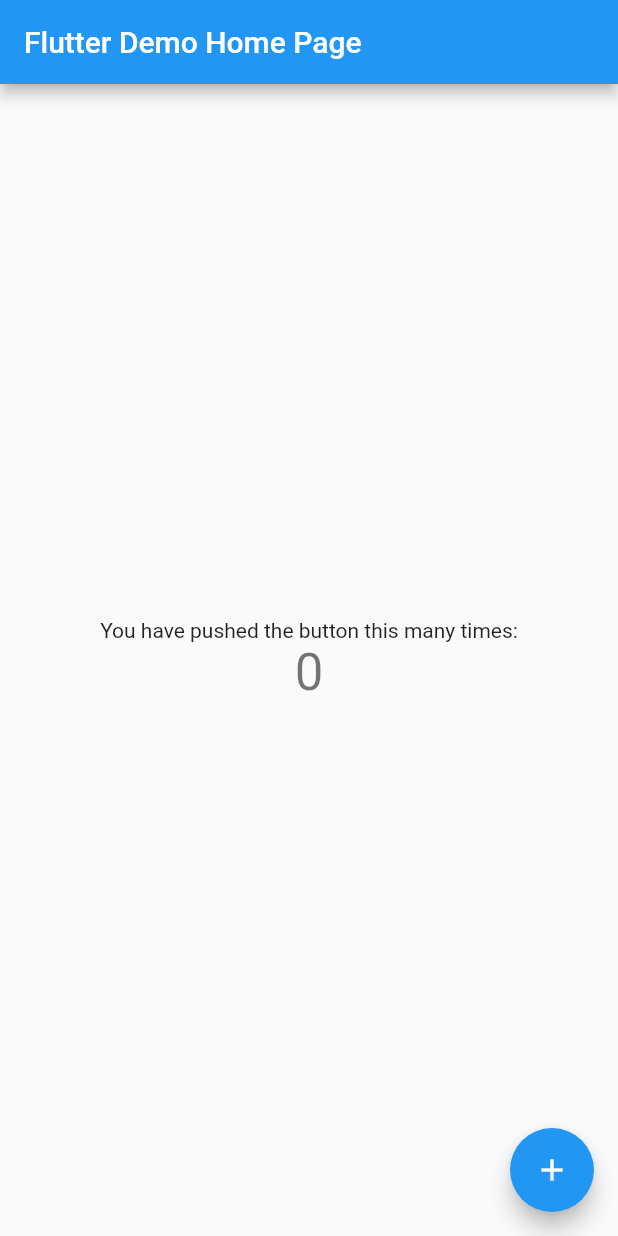
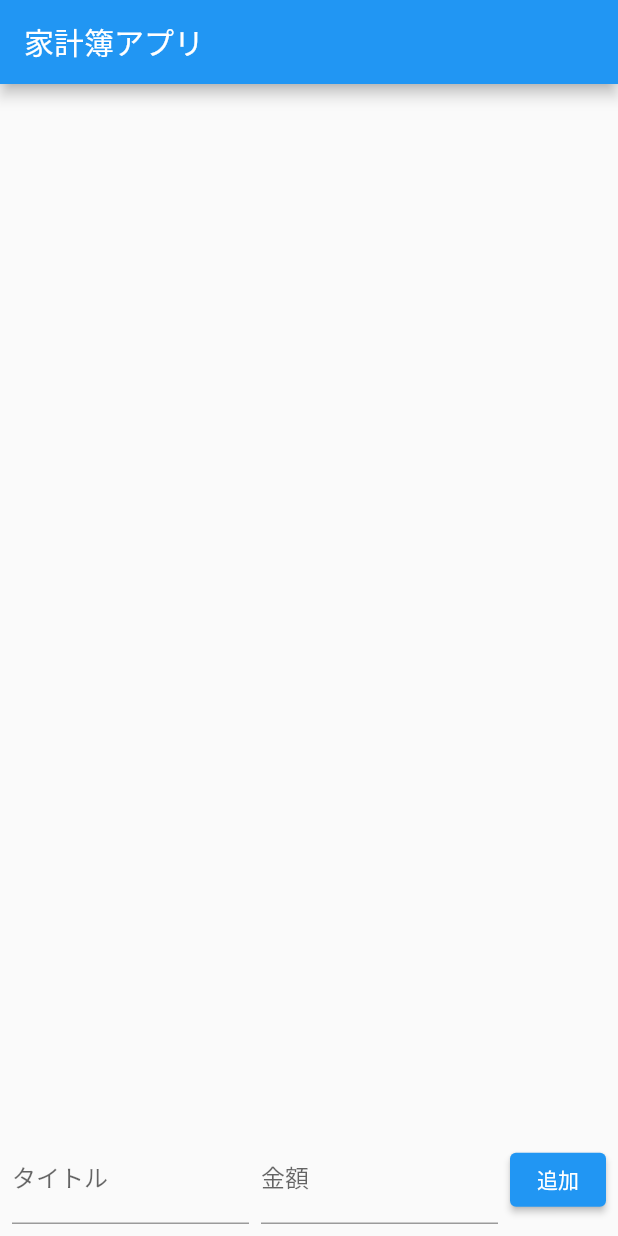
Before and after one commit to Yuki-Miyasaka1111/budgeting_app, a Flutter app: the screen it shows after launch, on a phone screen of 412 x 824 dp. Run offline on Flutter 3.47's test engine with Material 2 defaults, Android fonts, the phone set to English and light mode, and no system bars.

Commit message:
簡単な表示機能の作成

```diff
--- a/lib/main.dart
+++ b/lib/main.dart
@@ -1,115 +1,127 @@
 import 'package:flutter/material.dart';
 
 void main() {
-  runApp(const MyApp());
+  runApp(MyApp());
 }
 
 class MyApp extends StatelessWidget {
-  const MyApp({super.key});
-
-  // This widget is the root of your application.
   @override
   Widget build(BuildContext context) {
     return MaterialApp(
-      title: 'Flutter Demo',
-      theme: ThemeData(
-        // This is the theme of your application.
-        //
-        // Try running your application with "flutter run". You'll see the
-        // application has a blue toolbar. Then, without quitting the app, try
-        // changing the primarySwatch below to Colors.green and then invoke
-        // "hot reload" (press "r" in the console where you ran "flutter run",
-        // or simply save your changes to "hot reload" in a Flutter IDE).
-        // Notice that the counter didn't reset back to zero; the application
-        // is not restarted.
-        primarySwatch: Colors.blue,
+      home: Scaffold(
+        appBar: AppBar(title: Text('家計簿アプリ')),
+        body: MyHomePage(),
       ),
-      home: const MyHomePage(title: 'Flutter Demo Home Page'),
     );
   }
 }
 
+class Expense {
+  final String title;
+  final int amount;
+
+  Expense({required this.title, required this.amount});
+}
+
 class MyHomePage extends StatefulWidget {
-  const MyHomePage({super.key, required this.title});
-
-  // This widget is the home page of your application. It is stateful, meaning
-  // that it has a State object (defined below) that contains fields that affect
-  // how it looks.
-
-  // This class is the configuration for the state. It holds the values (in this
-  // case the title) provided by the parent (in this case the App widget) and
-  // used by the build method of the State. Fields in a Widget subclass are
-  // always marked "final".
-
-  final String title;
-
   @override
-  State<MyHomePage> createState() => _MyHomePageState();
+  _MyHomePageState createState() => _MyHomePageState();
 }
 
 class _MyHomePageState extends State<MyHomePage> {
-  int _counter = 0;
+  List<Expense> expenses = [];
 
-  void _incrementCounter() {
+  void _addExpense(String title, int amount) {
     setState(() {
-      // This call to setState tells the Flutter framework that something has
-      // changed in this State, which causes it to rerun the build method below
-      // so that the display can reflect the updated values. If we changed
-      // _counter without calling setState(), then the build method would not be
-      // called again, and so nothing would appear to happen.
-      _counter++;
+      expenses.add(Expense(title: title, amount: amount));
     });
   }
 
   @override
   Widget build(BuildContext context) {
-    // This method is rerun every time setState is called, for instance as done
-    // by the _incrementCounter method above.
-    //
-    // The Flutter framework has been optimized to make rerunning build methods
-    // fast, so that you can just rebuild anything that needs updating rather
-    // than having to individually change instances of widgets.
-    return Scaffold(
-      appBar: AppBar(
-        // Here we take the value from the MyHomePage object that was created by
-        // the App.build method, and use it to set our appbar title.
-        title: Text(widget.title),
-      ),
-      body: Center(
-        // Center is a layout widget. It takes a single child and positions it
-        // in the middle of the parent.
-        child: Column(
-          // Column is also a layout widget. It takes a list of children and
-          // arranges them vertically. By default, it sizes itself to fit its
-          // children horizontally, and tries to be as tall as its parent.
-          //
-          // Invoke "debug painting" (press "p" in the console, choose the
-          // "Toggle Debug Paint" action from the Flutter Inspector in Android
-          // Studio, or the "Toggle Debug Paint" command in Visual Studio Code)
-          // to see the wireframe for each widget.
-          //
-          // Column has various properties to control how it sizes itself and
-          // how it positions its children. Here we use mainAxisAlignment to
-          // center the children vertically; the main axis here is the vertical
-          // axis because Columns are vertical (the cross axis would be
-          // horizontal).
-          mainAxisAlignment: MainAxisAlignment.center,
-          children: <Widget>[
-            const Text(
-              'You have pushed the button this many times:',
-            ),
-            Text(
-              '$_counter',
-              style: Theme.of(context).textTheme.headlineMedium,
-            ),
-          ],
-        ),
-      ),
-      floatingActionButton: FloatingActionButton(
-        onPressed: _incrementCounter,
-        tooltip: 'Increment',
-        child: const Icon(Icons.add),
-      ), // This trailing comma makes auto-formatting nicer for build methods.
+    return Column(
+      children: [
+        Expanded(child: ExpenseList(expenses: expenses)),
+        AddExpense(onAddExpense: _addExpense),
+      ],
     );
   }
 }
+
+class ExpenseList extends StatelessWidget {
+  final List<Expense> expenses;
+
+  ExpenseList({required this.expenses});
+
+  @override
+  Widget build(BuildContext context) {
+    return ListView.builder(
+      itemCount: expenses.length,
+      itemBuilder: (context, index) {
+        return ListTile(
+          title: Text(expenses[index].title),
+          trailing: Text('${expenses[index].amount}円'),
+        );
+      },
+    );
+  }
+}
+
+class AddExpense extends StatefulWidget {
+  final Function(String, int) onAddExpense;
+
+  AddExpense({required this.onAddExpense});
+
+  @override
+  _AddExpenseState createState() => _AddExpenseState();
+}
+
+class _AddExpenseState extends State<AddExpense> {
+  final titleController = TextEditingController();
+  final amountController = TextEditingController();
+
+  @override
+  Widget build(BuildContext context) {
+    return Padding(
+      padding: EdgeInsets.all(8.0),
+      child: Row(
+        children: [
+          Expanded(
+            child: TextField(
+              controller: titleController,
+              decoration: InputDecoration(labelText: 'タイトル'),
+            ),
+          ),
+          SizedBox(width: 8),
+          Expanded(
+            child: TextField(
+              controller: amountController,
+              decoration: InputDecoration(labelText: '金額'),
+              keyboardType: TextInputType.number,
+            ),
+          ),
+          SizedBox(width: 8),
+          ElevatedButton(
+            onPressed: () {
+              final title = titleController.text;
+              final amount = int.tryParse(amountController.text) ?? 0;
+              if (title.isNotEmpty && amount > 0) {
+                widget.onAddExpense(title, amount);
+                titleController.clear();
+                amountController.clear();
+              }
+            },
+            child: Text('追加'),
+          ),
+        ],
+      ),
+    );
+  }
+
+  @override
+  void dispose() {
+    titleController.dispose();
+    amountController.dispose();
+    super.dispose();
+  }
+}
```
